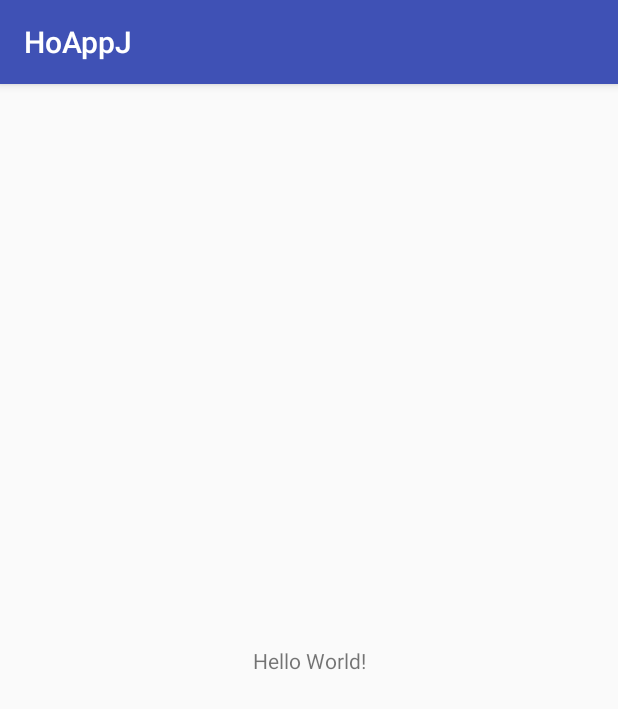
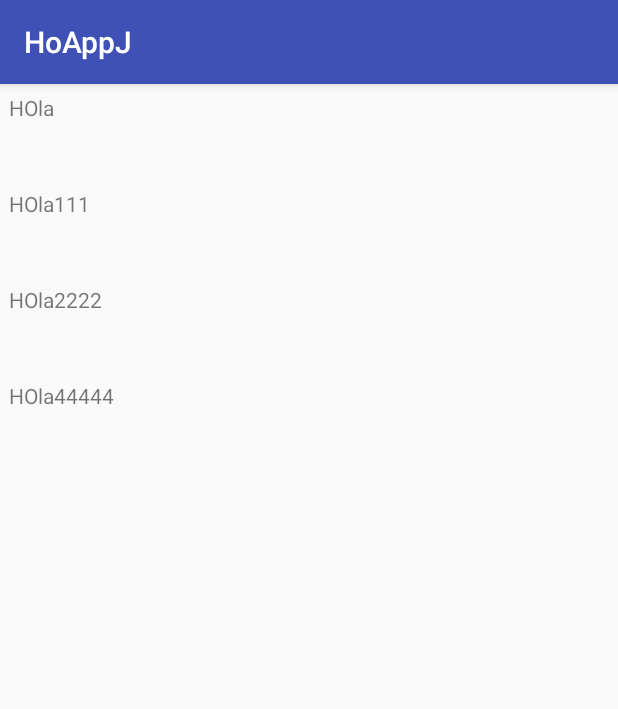
Before and after one commit to killyEma/HoAppJ, an Android app: the screen it shows after launch (MainActivity), on a phone screen of 412 x 824 dp. Shown: the top 709 px of the screen. Run offline under Robolectric (Android 15) with nearby library versions, the phone set to English and light mode, and no system bars.

Commit message:
basic list

```diff
--- a/app/build.gradle
+++ b/app/build.gradle
@@ -26,5 +26,6 @@ dependencies {
     })
     compile 'com.android.support:appcompat-v7:26.+'
     compile 'com.android.support.constraint:constraint-layout:1.0.2'
+    compile 'com.android.support:recyclerview-v7:26.+'
     testCompile 'junit:junit:4.12'
 }
--- a/app/src/main/java/com/ewikse/hoappj/MainActivity.java
+++ b/app/src/main/java/com/ewikse/hoappj/MainActivity.java
@@ -2,12 +2,47 @@ package com.ewikse.hoappj;
 
 import android.support.v7.app.AppCompatActivity;
 import android.os.Bundle;
+import android.support.v7.widget.DefaultItemAnimator;
+import android.support.v7.widget.LinearLayoutManager;
+import android.support.v7.widget.RecyclerView;
+
+import java.util.ArrayList;
+import java.util.List;
 
 public class MainActivity extends AppCompatActivity {
+
+    private RecyclerView mRecyclerView;
+    private RecyclerView.Adapter mAdapter;
+    private List<Course> courses = new ArrayList<>();
 
     @Override
     protected void onCreate(Bundle savedInstanceState) {
         super.onCreate(savedInstanceState);
         setContentView(R.layout.activity_main);
+
+        prepareCourseData();
+        mRecyclerView = (RecyclerView) findViewById(R.id.my_recycler_view);
+
+        mAdapter = new MyAdapter(courses);
+        RecyclerView.LayoutManager mLayoutManager = new LinearLayoutManager(getApplicationContext());
+        mRecyclerView.setLayoutManager(mLayoutManager);
+        mRecyclerView.setItemAnimator(new DefaultItemAnimator());
+        mRecyclerView.setAdapter(mAdapter);
+
+    }
+
+    private void prepareCourseData() {
+        Course c = new Course();
+        c.setNameCourse("HOla");
+        Course c1 = new Course();
+        c1.setNameCourse("HOla111");
+        Course c2 = new Course();
+        c2.setNameCourse("HOla2222");
+        Course c3 = new Course();
+        c3.setNameCourse("HOla44444");
+        courses.add(c);
+        courses.add(c1);
+        courses.add(c2);
+        courses.add(c3);
     }
 }
--- /dev/null
+++ b/app/src/main/java/com/ewikse/hoappj/MyAdapter.java
@@ -0,0 +1,48 @@
+package com.ewikse.hoappj;
+
+import android.support.v7.widget.RecyclerView;
+import android.view.LayoutInflater;
+import android.view.View;
+import android.view.ViewGroup;
+import android.widget.TextView;
+
+import java.util.List;
+
+public class MyAdapter extends RecyclerView.Adapter<MyAdapter.MyViewHolder> {
+
+    private List<Course> courses;
+
+    public MyAdapter(List<Course> courses) {
+        this.courses = courses;
+    }
+
+    @Override
+    public MyViewHolder onCreateViewHolder(ViewGroup parent, int viewType) {
+        View itemView = LayoutInflater.from(parent.getContext())
+                .inflate(R.layout.course_row, parent, false);
+
+        return new MyViewHolder(itemView);
+    }
+
+    @Override
+    public void onBindViewHolder(MyViewHolder holder, int position) {
+        Course course = courses.get(position);
+        holder.title.setText(course.getNameCourse());
+    }
+
+    @Override
+    public int getItemCount() {
+        return courses.size();
+    }
+
+    public static class MyViewHolder extends RecyclerView.ViewHolder {
+        public TextView title;
+
+        public MyViewHolder(View view) {
+            super(view);
+            title = view.findViewById(R.id.titleTextView);
+//            genre = (TextView) view.findViewById(R.id.genre);
+//            year = (TextView) view.findViewById(R.id.year);
+        }
+    }
+}
--- a/app/src/main/res/layout/activity_main.xml
+++ b/app/src/main/res/layout/activity_main.xml
@@ -6,13 +6,11 @@
     android:layout_height="match_parent"
     tools:context="com.ewikse.hoappj.MainActivity">
 
-    <TextView
-        android:layout_width="wrap_content"
-        android:layout_height="wrap_content"
-        android:text="Hello World!"
-        app:layout_constraintBottom_toBottomOf="parent"
-        app:layout_constraintLeft_toLeftOf="parent"
-        app:layout_constraintRight_toRightOf="parent"
-        app:layout_constraintTop_toTopOf="parent" />
+    <!-- A RecyclerView with some commonly used attributes -->
+    <android.support.v7.widget.RecyclerView
+        android:id="@+id/my_recycler_view"
+        android:scrollbars="vertical"
+        android:layout_width="match_parent"
+        android:layout_height="match_parent"/>
 
 </android.support.constraint.ConstraintLayout>
--- /dev/null
+++ b/app/src/main/res/layout/course_row.xml
@@ -0,0 +1,12 @@
+<?xml version="1.0" encoding="utf-8"?>
+<RelativeLayout xmlns:android="http://schemas.android.com/apk/res/android"
+        android:layout_width="fill_parent"
+        android:layout_height="?android:attr/listPreferredItemHeight"
+        android:padding="6dip" >
+    <TextView
+        android:id="@+id/titleTextView"
+        android:layout_width="wrap_content"
+        android:layout_height="wrap_content"
+        android:layout_alignParentTop="true" />
+
+</RelativeLayout>
```
Also changed, not shown: app/src/main/java/com/ewikse/hoappj/Course.java (added, +108 -0 lines).
